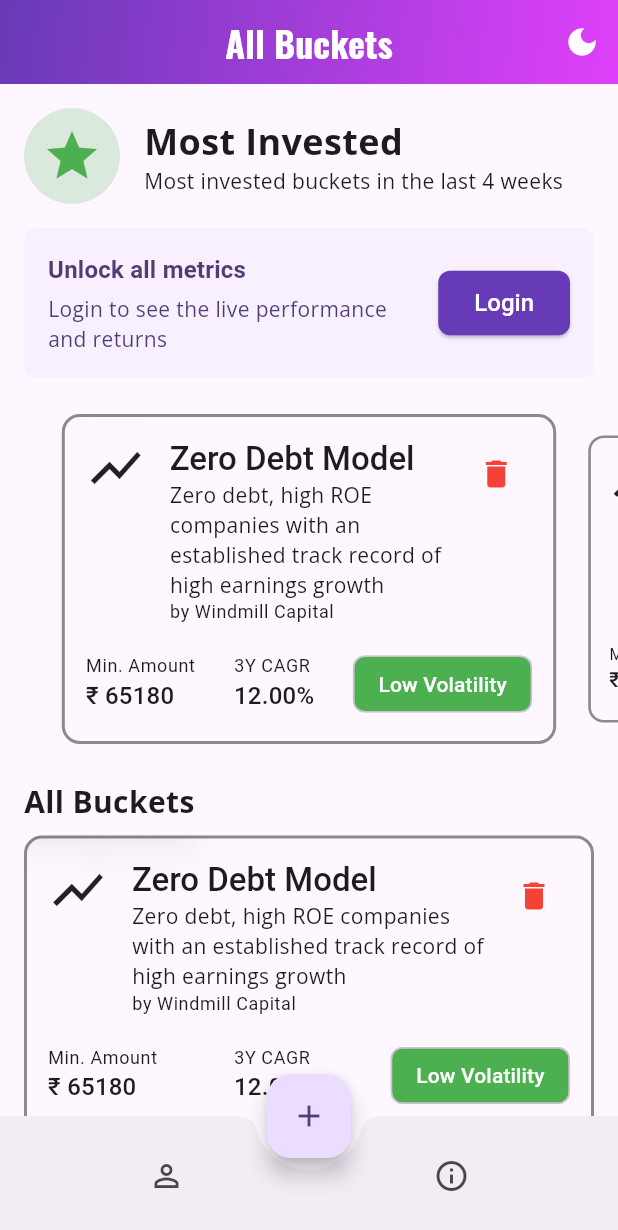
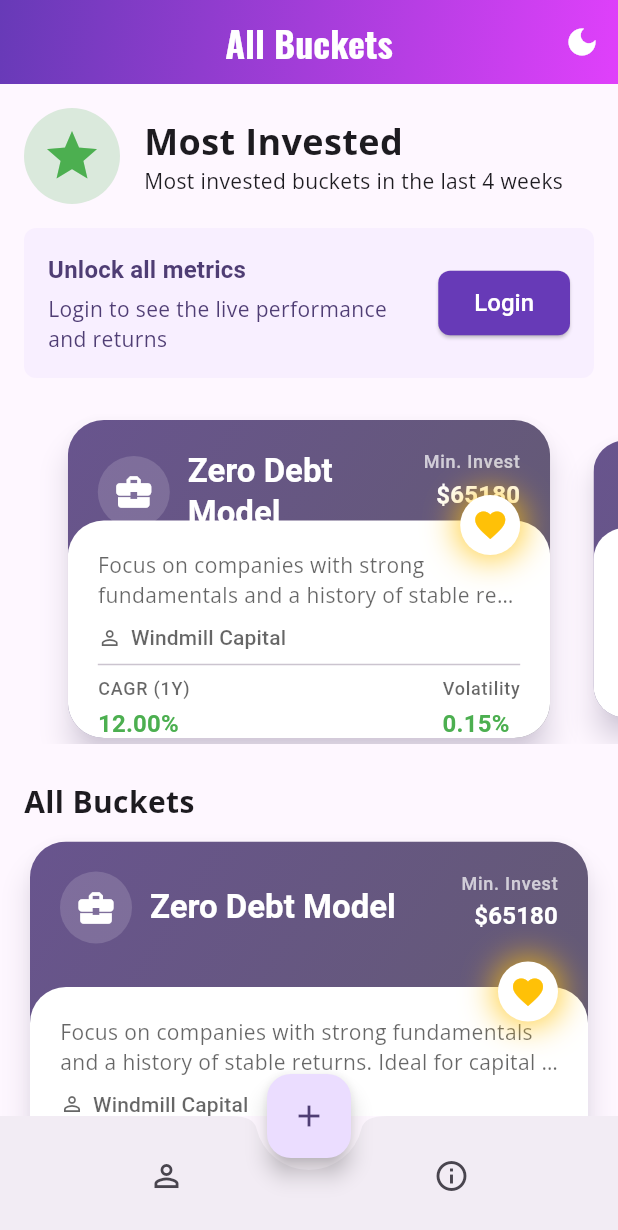
Before and after one commit to tuhinkole/TradeTitan, a Flutter app: the screen it shows after launch, after a tap on "Skip", on a phone screen of 412 x 824 dp. Shown: the top 1230 px of the screen. Run offline on Flutter 3.47's test engine with Material 3 defaults, Android fonts, the phone set to English and light mode, and no system bars; drawn by our look-alikes of carousel_slider, glassmorphism; our stand-ins replace cloud_firestore, firebase_core, google_fonts, smooth_page_indicator; accounts and stored records are empty.

Commit message:
Card UI change

```diff
--- a/lib/domain/bucket.dart
+++ b/lib/domain/bucket.dart
@@ -1,36 +1,38 @@
 import 'package:cloud_firestore/cloud_firestore.dart';
 
 class Bucket {
-  final String? id;
+  final String id;
   final String name;
   final String strategy;
   final String manager;
   final String rationale;
+  final double volatility;
   final double minInvestment;
-  final double volatility;
+  final Map<String, double> allocation;
+  final Map<String, double> returns;
   final int stockCount;
   final String rebalanceFrequency;
   final DateTime lastRebalance;
   final DateTime nextRebalance;
-  final Map<String, double> allocation;
   final Map<String, double> holdingsDistribution;
-  final Map<String, double> returns;
+  final String description;
 
   Bucket({
-    this.id,
+    this.id = '', // Not required for new buckets
     required this.name,
     required this.strategy,
     required this.manager,
     required this.rationale,
+    required this.volatility,
     required this.minInvestment,
-    required this.volatility,
+    required this.allocation,
+    required this.returns,
     required this.stockCount,
     required this.rebalanceFrequency,
     required this.lastRebalance,
     required this.nextRebalance,
-    required this.allocation,
     required this.holdingsDistribution,
-    required this.returns,
+    this.description = '',
   });
 
   factory Bucket.fromSnapshot(DocumentSnapshot snapshot) {
@@ -39,36 +41,37 @@ class Bucket {
       id: snapshot.id,
       name: data['name'] ?? '',
       strategy: data['strategy'] ?? '',
-      manager: data['manager'] ?? '',
+      manager: data['manager'] ?? 'TradeTitan Team',
       rationale: data['rationale'] ?? '',
-      minInvestment: (data['minInvestment'] ?? 0).toDouble(),
-      volatility: (data['volatility'] ?? 0).toDouble(),
+      volatility: (data['volatility'] ?? 0.0).toDouble(),
+      minInvestment: (data['minInvestment'] ?? 0.0).toDouble(),
+      allocation: Map<String, double>.from(data['allocation'] ?? {}),
+      returns: Map<String, double>.from(data['returns'] ?? {'1Y': 0.0}),
       stockCount: data['stockCount'] ?? 0,
       rebalanceFrequency: data['rebalanceFrequency'] ?? '',
-      lastRebalance: (data['lastRebalance'] as Timestamp).toDate(),
-      nextRebalance: (data['nextRebalance'] as Timestamp).toDate(),
-      allocation: Map<String, double>.from(data['allocation'] ?? {}),
-      holdingsDistribution:
-          Map<String, double>.from(data['holdingsDistribution'] ?? {}),
-      returns: Map<String, double>.from(data['returns'] ?? {}),
+      lastRebalance: (data['lastRebalance'] as Timestamp?)?.toDate() ?? DateTime.now(),
+      nextRebalance: (data['nextRebalance'] as Timestamp?)?.toDate() ?? DateTime.now(),
+      holdingsDistribution: Map<String, double>.from(data['holdingsDistribution'] ?? {}),
+      description: data['description'] ?? '',
     );
   }
 
-  Map<String, dynamic> toDocument() {
+  Map<String, dynamic> toMap() {
     return {
       'name': name,
       'strategy': strategy,
       'manager': manager,
       'rationale': rationale,
+      'volatility': volatility,
       'minInvestment': minInvestment,
-      'volatility': volatility,
+      'allocation': allocation,
+      'returns': returns,
       'stockCount': stockCount,
       'rebalanceFrequency': rebalanceFrequency,
       'lastRebalance': lastRebalance,
       'nextRebalance': nextRebalance,
-      'allocation': allocation,
       'holdingsDistribution': holdingsDistribution,
-      'returns': returns,
+      'description': description,
     };
   }
 }
--- a/lib/presentation/widgets/bucket_card.dart
+++ b/lib/presentation/widgets/bucket_card.dart
@@ -1,25 +1,35 @@
 import 'package:flutter/material.dart';
-import 'package:glassmorphism/glassmorphism.dart';
 import 'package:tradetitan/domain/bucket.dart';
 import 'package:tradetitan/presentation/screens/bucket_detail_screen.dart';
-import 'package:tradetitan/services/firestore_service.dart';
 
 class BucketCard extends StatelessWidget {
   final Bucket bucket;
-  final FirestoreService _firestoreService = FirestoreService();
 
-  BucketCard({super.key, required this.bucket});
+  const BucketCard({super.key, required this.bucket});
+
+  // Determines the color based on the volatility value
+  Color _getVolatilityColor(double volatility) {
+    if (volatility < 10) {
+      return Colors.green; // Low risk
+    } else if (volatility >= 10 && volatility <= 20) {
+      return Colors.orange; // Medium risk
+    } else {
+      return Colors.red; // High risk
+    }
+  }
 
   @override
   Widget build(BuildContext context) {
-    // Check if the returns data is available
-    final returnsAvailable =
-        bucket.returns.containsKey('1Y') && bucket.returns['1Y'] != null;
-    final cagrText = returnsAvailable
+    final theme = Theme.of(context);
+    final isDarkMode = theme.brightness == Brightness.dark;
+
+    final cagrText = bucket.returns.containsKey('1Y') && bucket.returns['1Y'] != null
         ? '${(bucket.returns['1Y']! * 100).toStringAsFixed(2)}%'
         : 'N/A';
 
-    return InkWell(
+    final volatilityColor = _getVolatilityColor(bucket.volatility);
+
+    return GestureDetector(
       onTap: () {
         Navigator.push(
           context,
@@ -28,81 +38,165 @@ class BucketCard extends StatelessWidget {
           ),
         );
       },
-      child: GlassmorphicContainer(
-        width: double.infinity,
-        height: 200,
-        borderRadius: 12,
-        blur: 10,
-        alignment: Alignment.center,
-        border: 2,
-        linearGradient: LinearGradient(
+      child: Container(
+        height: 250, // Fixed height to prevent layout jumps
+        child: Card(
+          clipBehavior: Clip.antiAlias,
+          shape: RoundedRectangleBorder(borderRadius: BorderRadius.circular(24)),
+          elevation: 8,
+          shadowColor: theme.colorScheme.primary.withOpacity(isDarkMode ? 0.7 : 0.4),
+          child: Stack(
+            children: [
+              // --- Background Gradient --- //
+              Positioned.fill(
+                child: Container(
+                  decoration: BoxDecoration(
+                    gradient: LinearGradient(
+                      colors: isDarkMode
+                          ? [theme.colorScheme.primary.withOpacity(0.6), Colors.black87]
+                          : [theme.colorScheme.primary, theme.colorScheme.secondary],
                       begin: Alignment.topLeft,
                       end: Alignment.bottomRight,
-          colors: [
-            Theme.of(context).colorScheme.surface.withOpacity(0.1),
-            Theme.of(context).colorScheme.surface.withOpacity(0.2),
-          ],
-          stops: const [0.1, 1],
                     ),
-        borderGradient: LinearGradient(
-          begin: Alignment.topLeft,
-          end: Alignment.bottomRight,
-          colors: [
-            Theme.of(context).colorScheme.onSurface.withOpacity(0.5),
-            Theme.of(context).colorScheme.onSurface.withOpacity(0.5),
-          ],
                   ),
-        child: Padding(
-          padding: const EdgeInsets.all(16.0),
-          child: Column(
+                ),
+              ),
+
+              // --- Redesigned Top Header --- //
+              Positioned(
+                top: 20,
+                left: 20,
+                right: 20,
+                child: Row(
+                  mainAxisAlignment: MainAxisAlignment.spaceBetween,
                   crossAxisAlignment: CrossAxisAlignment.start,
                   children: [
-              Row(
-                crossAxisAlignment: CrossAxisAlignment.start,
+                    // Icon and Name on the left
+                    Flexible(
+                      child: Row(
                         children: [
-                  const Icon(Icons.show_chart, size: 40),
-                  const SizedBox(width: 16),
-                  Expanded(
-                    child: Column(
-                      crossAxisAlignment: CrossAxisAlignment.start,
-                      children: [
-                        Text(
+                          Container(
+                            padding: const EdgeInsets.all(10),
+                            decoration: BoxDecoration(
+                              color: Colors.white.withOpacity(0.15),
+                              shape: BoxShape.circle,
+                            ),
+                            child: Icon(Icons.business_center, color: Colors.white, size: 28),
+                          ),
+                          const SizedBox(width: 12),
+                          Flexible(
+                            child: Text(
                               bucket.name,
-                          style: Theme.of(context).textTheme.titleLarge,
+                              style: theme.textTheme.titleLarge?.copyWith(
+                                color: Colors.white,
+                                fontWeight: FontWeight.bold,
                               ),
-                        Text(
-                          bucket.strategy,
-                          style: Theme.of(context).textTheme.bodyMedium,
+                              overflow: TextOverflow.ellipsis,
+                              maxLines: 2,
                             ),
-                        Text(
-                          'by ${bucket.manager}',
-                          style: Theme.of(context).textTheme.bodySmall,
                           ),
                         ],
                       ),
                     ),
-                  IconButton(
-                    icon: const Icon(Icons.delete, color: Colors.red),
-                    onPressed: () => _showDeleteConfirmationDialog(context),
+                    // Investment amount on the right
+                    Column(
+                      crossAxisAlignment: CrossAxisAlignment.end,
+                      children: [
+                        Text(
+                          'Min. Invest',
+                          style: theme.textTheme.labelMedium?.copyWith(color: Colors.white70),
+                        ),
+                        const SizedBox(height: 2),
+                        Text(
+                          '\$${bucket.minInvestment.toStringAsFixed(0)}',
+                          style: theme.textTheme.titleMedium?.copyWith(
+                            color: Colors.white,
+                            fontWeight: FontWeight.bold,
+                          ),
+                        ),
+                      ],
+                    ),
+                  ],
+                ),
+              ),
+
+              // --- Bottom Content Area --- //
+              Positioned(
+                bottom: 0,
+                left: 0,
+                right: 0,
+                child: Container(
+                  height: 145,
+                  padding: const EdgeInsets.fromLTRB(20, 20, 20, 15),
+                  decoration: BoxDecoration(
+                    color: isDarkMode ? const Color(0xFF2C2C2E) : Colors.white,
+                    borderRadius: const BorderRadius.only(
+                      topLeft: Radius.circular(24),
+                      topRight: Radius.circular(24),
+                    ),
+                  ),
+                  child: Column(
+                    crossAxisAlignment: CrossAxisAlignment.start,
+                    children: [
+                      // Description (Rationale)
+                      Text(
+                        bucket.rationale,
+                        style: theme.textTheme.bodyMedium?.copyWith(color: theme.hintColor),
+                        maxLines: 2,
+                        overflow: TextOverflow.ellipsis,
+                      ),
+                      const SizedBox(height: 8),
+                      // Manager Name
+                      Row(
+                        children: [
+                          Icon(Icons.person_outline, size: 16, color: theme.hintColor),
+                          const SizedBox(width: 6),
+                          Text(
+                            bucket.manager, // Corrected to use 'manager'
+                            style: theme.textTheme.labelLarge?.copyWith(color: theme.hintColor, fontWeight: FontWeight.w500),
                           ),
                         ],
                       ),
                       const Spacer(),
+                      const Divider(),
+                      // Stats Row
                       Row(
                         mainAxisAlignment: MainAxisAlignment.spaceBetween,
                         children: [
-                  _buildInfoColumn(
-                    'Min. Amount',
-                    '₹ ${bucket.minInvestment.toStringAsFixed(0)}',
-                    context,
-                  ),
-                  _buildInfoColumn('3Y CAGR', cagrText, context),
-                  Chip(
-                    label: Text(_getVolatilityLabel(bucket.volatility)),
-                    backgroundColor: _getVolatilityColor(bucket.volatility),
-                    labelStyle: const TextStyle(color: Colors.white),
+                          _buildStatColumn(context, 'CAGR (1Y)', cagrText, Colors.green),
+                          _buildStatColumn(context, 'Volatility', '${bucket.volatility.toStringAsFixed(2)}%', volatilityColor),
+                        ],
                       ),
                     ],
+                  ),
+                ),
+              ),
+
+              // --- Favorite Button with Yellow Glow Effect --- //
+              Positioned(
+                bottom: 122,
+                right: 20,
+                child: Container(
+                  decoration: BoxDecoration(
+                    shape: BoxShape.circle,
+                    boxShadow: [
+                      BoxShadow(
+                        color: Colors.amber.withOpacity(0.8),
+                        blurRadius: 18,
+                        spreadRadius: 3,
+                      ),
+                    ],
+                  ),
+                  child: CircleAvatar(
+                    backgroundColor: isDarkMode ? const Color(0xFF1E1E1E) : Colors.white,
+                    child: IconButton(
+                      icon: const Icon(Icons.favorite, color: Colors.amber),
+                      onPressed: () {
+                        // TODO: Handle favorite action
+                      },
+                    ),
+                  ),
+                ),
               ),
             ],
           ),
@@ -111,67 +205,24 @@ class BucketCard extends StatelessWidget {
     );
   }
 
-  Future<void> _showDeleteConfirmationDialog(BuildContext context) async {
-    return showDialog<void>(
-      context: context,
-      barrierDismissible: false, // user must tap button!
-      builder: (BuildContext context) {
-        return AlertDialog(
-          title: const Text('Delete Bucket'),
-          content: SingleChildScrollView(
-            child: ListBody(
-              children: <Widget>[
-                Text('Are you sure you want to delete "${bucket.name}"?'),
-              ],
+  Widget _buildStatColumn(BuildContext context, String title, String value, Color valueColor) {
+    final theme = Theme.of(context);
+    return Column(
+      crossAxisAlignment: CrossAxisAlignment.start,
+      children: [
+        Text(
+          title,
+          style: theme.textTheme.labelMedium?.copyWith(color: theme.hintColor),
         ),
+        const SizedBox(height: 4),
+        Text(
+          value,
+          style: theme.textTheme.titleMedium?.copyWith(
+            fontWeight: FontWeight.bold,
+            color: valueColor,
           ),
-          actions: <Widget>[
-            TextButton(
-              child: const Text('Cancel'),
-              onPressed: () {
-                Navigator.of(context).pop();
-              },
-            ),
-            TextButton(
-              child: const Text('Delete'),
-              onPressed: () {
-                _firestoreService.deleteBucket(bucket.id!);
-                Navigator.of(context).pop();
-              },
         ),
       ],
     );
-      },
-    );
-  }
-
-  Widget _buildInfoColumn(String title, String value, BuildContext context) {
-    return Column(
-      crossAxisAlignment: CrossAxisAlignment.start,
-      children: [
-        Text(title, style: Theme.of(context).textTheme.bodySmall),
-        Text(value, style: Theme.of(context).textTheme.titleMedium),
-      ],
-    );
-  }
-
-  String _getVolatilityLabel(double volatility) {
-    if (volatility < 0.3) {
-      return 'Low Volatility';
-    } else if (volatility < 0.6) {
-      return 'Med. Volatility';
-    } else {
-      return 'High Volatility';
   }
 }
-
-  Color _getVolatilityColor(double volatility) {
-    if (volatility < 0.3) {
-      return Colors.green;
-    } else if (volatility < 0.6) {
-      return Colors.orange;
-    } else {
-      return Colors.red;
-    }
-  }
-}
--- a/lib/services/firestore_service.dart
+++ b/lib/services/firestore_service.dart
@@ -10,13 +10,13 @@ class FirestoreService {
     final snapshot = await _bucketsCollection.limit(1).get();
     if (snapshot.docs.isEmpty) {
       for (final bucket in initialBuckets) {
-        await _bucketsCollection.add(bucket.toDocument());
+        await _bucketsCollection.add(bucket.toMap()); // Corrected from toDocument
       }
     }
   }
 
   Future<void> addBucket(Bucket bucket) {
-    return _bucketsCollection.add(bucket.toDocument());
+    return _bucketsCollection.add(bucket.toMap()); // Corrected from toDocument
   }
 
   Stream<List<Bucket>> getBuckets() {
@@ -26,7 +26,7 @@ class FirestoreService {
   }
 
   Future<void> updateBucket(Bucket bucket) {
-    return _bucketsCollection.doc(bucket.id).update(bucket.toDocument());
+    return _bucketsCollection.doc(bucket.id).update(bucket.toMap()); // Corrected from toDocument
   }
 
   Future<void> deleteBucket(String bucketId) {
```
Lines whose indentation alone changed are shown as unchanged.
